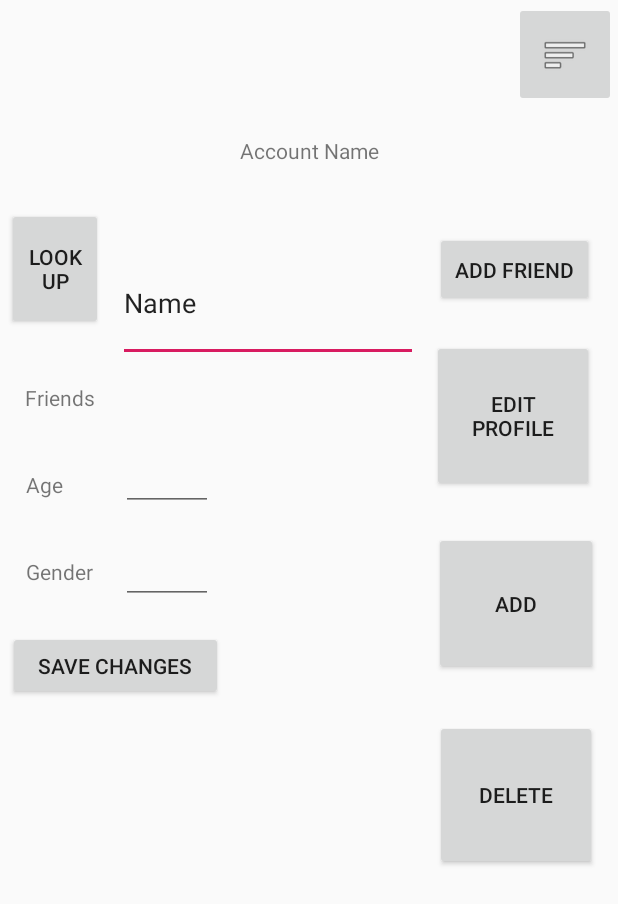
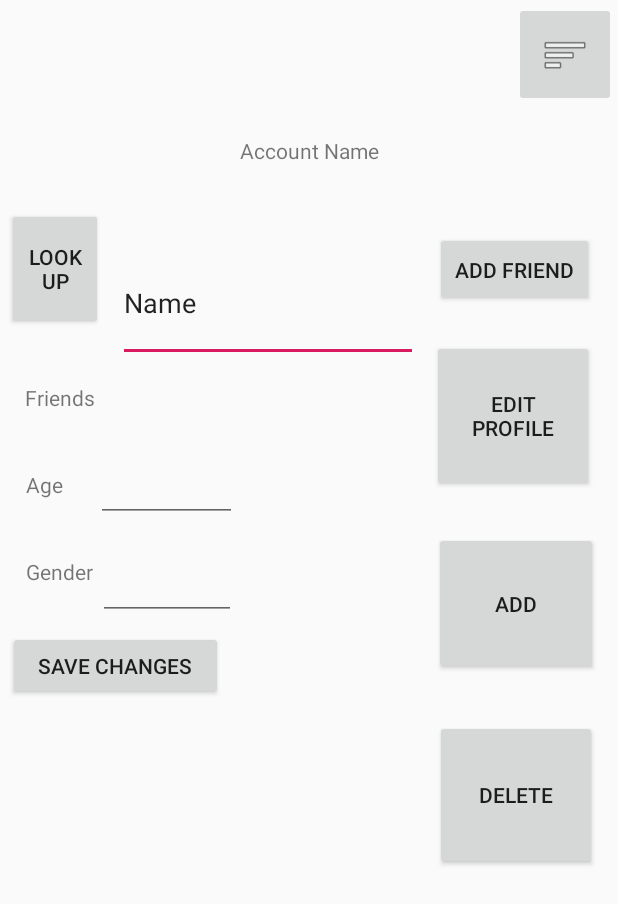
Before and after one commit to jeffjefferson212/Veritas, an Android app: the layout content_main.xml on its own in the app's theme, with its tools: preview values and no code run, on a phone screen of 412 x 824 dp. Shown: the top 904 px of the screen. Run offline under Robolectric (Android 15) with nearby library versions, the phone set to English and light mode, and no system bars; network calls fail.

Commit message:
Small bug fix

```diff
--- a/app/src/main/java/edu/cis/clientapp/Controller/CISbookClientActivity.java
+++ b/app/src/main/java/edu/cis/clientapp/Controller/CISbookClientActivity.java
@@ -424,6 +424,8 @@ public class CISbookClientActivity extends AppCompatActivity {
         String age2=age.getText().toString();
         TextView gender=findViewById(R.id.genderDisplay);
         String gender2=gender.getText().toString();
+        setAge(name,age2);
+        setGender(name,gender2);
             Context context = getApplicationContext();
             int duration = Toast.LENGTH_SHORT;
             Toast toast = Toast.makeText(context, text, duration);
--- a/app/src/main/java/edu/cis/clientapp/Model/Constants.java
+++ b/app/src/main/java/edu/cis/clientapp/Model/Constants.java
@@ -1,5 +1,5 @@
 package edu.cis.clientapp.Model;
 
 public class Constants {
-    public static final String HOST = "https://153e4205.ngrok.io";
+    public static final String HOST = "https://7c79e955.ngrok.io";
 }
--- a/app/src/main/res/layout/content_main.xml
+++ b/app/src/main/res/layout/content_main.xml
@@ -202,8 +202,8 @@
 
     <EditText
         android:id="@+id/ageDisplay"
-        android:layout_width="61dp"
-        android:layout_height="38dp"
+        android:layout_width="94dp"
+        android:layout_height="53dp"
         android:layout_marginStart="80dp"
         android:layout_marginTop="228dp"
         android:layout_marginEnd="270dp"
@@ -218,8 +218,8 @@
 
     <EditText
         android:id="@+id/genderDisplay"
-        android:layout_width="61dp"
-        android:layout_height="38dp"
+        android:layout_width="92dp"
+        android:layout_height="59dp"
         android:layout_marginStart="80dp"
         android:layout_marginTop="290dp"
         android:layout_marginEnd="270dp"
```
